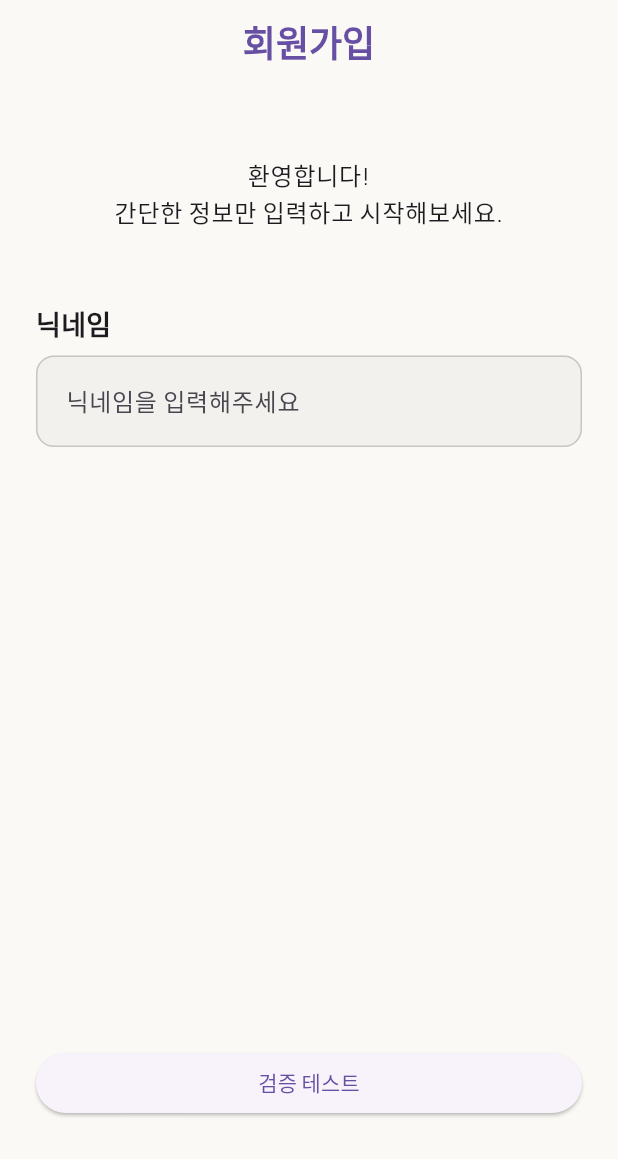
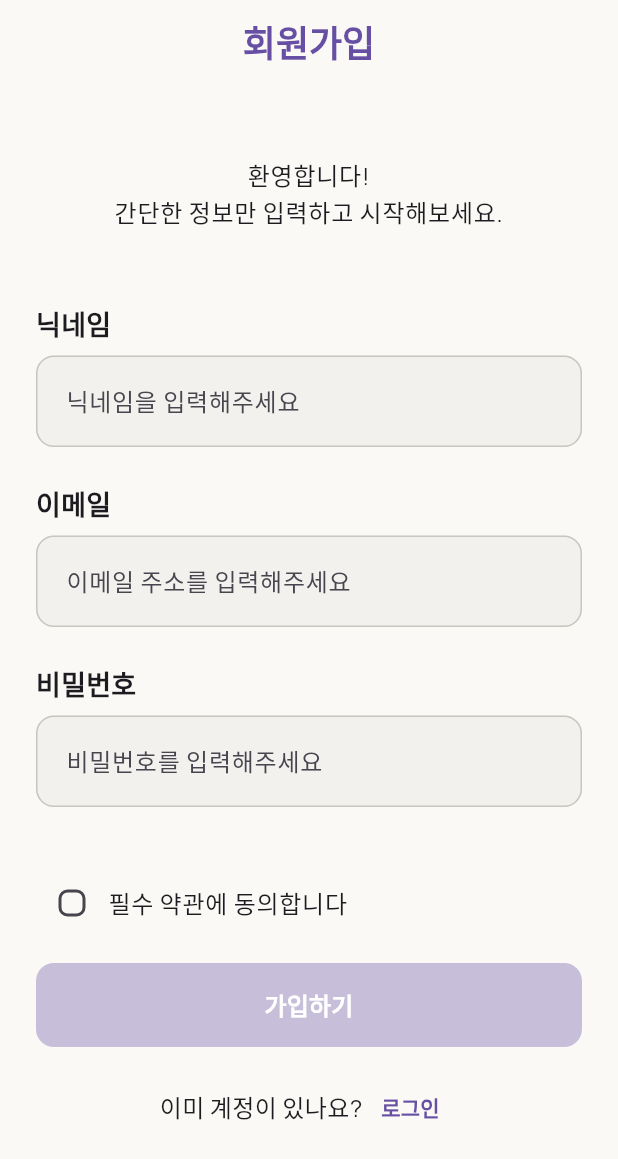
Before and after one commit to SSUMC-11th-organization/PE_Mobile_B, a Flutter app: the screen it shows after launch, on a phone screen of 412 x 824 dp. Shown: the top 1159 px of the screen. Run offline on Flutter 3.47's test engine with Material 3 defaults, Android fonts, the light colour scheme and no system bars; our stand-ins replace flutter_svg.

Commit message:
[week2/mission] 회원가입 Form 완성 (이메일·비밀번호·약관·버튼 활성화)

```diff
--- a/Atogong/lib/screens/sign_up/sign_up_screen.dart
+++ b/Atogong/lib/screens/sign_up/sign_up_screen.dart
@@ -1,4 +1,9 @@
 import 'package:flutter/material.dart';
+
+import 'widgets/login_link.dart';
+import 'widgets/sign_up_button.dart';
+import 'widgets/sign_up_text_field.dart';
+import 'widgets/terms_checkbox.dart';
 
 class SignUpScreen extends StatefulWidget {
   const SignUpScreen({super.key});
@@ -8,22 +13,25 @@ class SignUpScreen extends StatefulWidget {
 }
 
 class _SignUpScreenState extends State<SignUpScreen> {
-  // Form 전체 검증에 사용
   final _formKey = GlobalKey<FormState>();
 
-  // 입력값
   final _nicknameController = TextEditingController();
   final _emailController = TextEditingController();
   final _passwordController = TextEditingController();
 
-  // Focus 이동
   final _emailFocusNode = FocusNode();
   final _passwordFocusNode = FocusNode();
 
-  // 약관 동의
   bool _agreedToTerms = false;
 
+  static final _emailRegExp = RegExp(r'^[\w.+-]+@[\w-]+\.[\w.-]+$');
+
+  // 버튼 활성화용 빠른 조건
   bool get _isNicknameValid => _nicknameController.text.trim().length >= 2;
+  bool get _isEmailValid => _emailRegExp.hasMatch(_emailController.text.trim());
+  bool get _isPasswordValid => _passwordController.text.length >= 8;
+  bool get _canSubmit =>
+      _isNicknameValid && _isEmailValid && _isPasswordValid && _agreedToTerms;
 
   @override
   void dispose() {
@@ -35,40 +43,17 @@ class _SignUpScreenState extends State<SignUpScreen> {
     super.dispose();
   }
 
-  // 입력창 공통 스타일 (상태별 테두리·아이콘)
-  InputDecoration _inputDecoration({
-    required String hint,
-    required bool isValid,
-    required bool showStatusIcon,
-  }) {
-    final colors = Theme.of(context).colorScheme;
-    const radius = BorderRadius.all(Radius.circular(12));
+  // 제출 시 Form 전체 재검증
+  void _submit() {
+    final isValid = _formKey.currentState?.validate() ?? false;
+    if (!isValid) {
+      return;
+    }
 
-    return InputDecoration(
-      hintText: hint,
-      filled: true,
-      fillColor: const Color(0xFFF3F1EE),
-      contentPadding: const EdgeInsets.symmetric(horizontal: 16, vertical: 18),
-      suffixIcon: !showStatusIcon
-          ? null
-          : isValid
-          ? Icon(Icons.check_circle, color: colors.primary)
-          : Icon(Icons.error_outline, color: colors.error),
-      enabledBorder: const OutlineInputBorder(
-        borderRadius: radius,
-        borderSide: BorderSide(color: Color(0xFFC9C5C0)),
-      ),
-      focusedBorder: OutlineInputBorder(
-        borderRadius: radius,
-        borderSide: BorderSide(color: colors.primary, width: 2),
-      ),
-      errorBorder: OutlineInputBorder(
-        borderRadius: radius,
-        borderSide: BorderSide(color: colors.error),
-      ),
-      focusedErrorBorder: OutlineInputBorder(
-        borderRadius: radius,
-        borderSide: BorderSide(color: colors.error, width: 2),
+    FocusScope.of(context).unfocus();
+    ScaffoldMessenger.of(context).showSnackBar(
+      SnackBar(
+        content: Text('${_nicknameController.text.trim()}님, 가입을 환영합니다!'),
       ),
     );
   }
@@ -99,35 +84,78 @@ class _SignUpScreenState extends State<SignUpScreen> {
                   style: textTheme.bodyLarge,
                 ),
                 const SizedBox(height: 48),
-
-                // ── 닉네임 ──
-                Text('닉네임', style: textTheme.titleMedium),
-                const SizedBox(height: 8),
-                TextFormField(
+                SignUpTextField(
+                  label: '닉네임',
+                  hint: '닉네임을 입력해주세요',
                   controller: _nicknameController,
+                  isValid: _isNicknameValid,
                   textInputAction: TextInputAction.next,
-                  decoration: _inputDecoration(
-                    hint: '닉네임을 입력해주세요',
-                    isValid: _isNicknameValid,
-                    showStatusIcon: _nicknameController.text.isNotEmpty,
-                  ),
                   validator: (value) {
                     final nickname = value?.trim() ?? '';
-                    if (nickname.isEmpty) return '닉네임을 입력해주세요.';
-                    if (nickname.length < 2) return '닉네임은 2자 이상이어야 합니다.';
+                    if (nickname.isEmpty) {
+                      return '닉네임을 입력해주세요.';
+                    }
+                    if (nickname.length < 2) {
+                      return '닉네임은 2자 이상이어야 합니다.';
+                    }
                     return null;
                   },
                   onChanged: (_) => setState(() {}),
                   onFieldSubmitted: (_) => _emailFocusNode.requestFocus(),
                 ),
-
-                // TODO(Required Mission): 이메일, 비밀번호, 약관, 가입 버튼
-                const SizedBox(height: 400), // 스크롤 확인용 임시 여백
-                // 검증 동작 확인용 임시 버튼 (Required Mission에서 실제 가입 버튼으로 교체)
-                ElevatedButton(
-                  onPressed: () => _formKey.currentState?.validate(),
-                  child: const Text('검증 테스트'),
+                const SizedBox(height: 24),
+                SignUpTextField(
+                  label: '이메일',
+                  hint: '이메일 주소를 입력해주세요',
+                  controller: _emailController,
+                  focusNode: _emailFocusNode,
+                  isValid: _isEmailValid,
+                  keyboardType: TextInputType.emailAddress,
+                  textInputAction: TextInputAction.next,
+                  validator: (value) {
+                    final email = value?.trim() ?? '';
+                    if (email.isEmpty) {
+                      return '이메일을 입력해주세요.';
+                    }
+                    if (!_emailRegExp.hasMatch(email)) {
+                      return '올바른 이메일 형식이 아닙니다.';
+                    }
+                    return null;
+                  },
+                  onChanged: (_) => setState(() {}),
+                  onFieldSubmitted: (_) => _passwordFocusNode.requestFocus(),
                 ),
+                const SizedBox(height: 24),
+                SignUpTextField(
+                  label: '비밀번호',
+                  hint: '비밀번호를 입력해주세요',
+                  controller: _passwordController,
+                  focusNode: _passwordFocusNode,
+                  isValid: _isPasswordValid,
+                  obscureText: true,
+                  textInputAction: TextInputAction.done,
+                  validator: (value) {
+                    final password = value ?? '';
+                    if (password.isEmpty) {
+                      return '비밀번호를 입력해주세요.';
+                    }
+                    if (password.length < 8) {
+                      return '비밀번호는 8자 이상이어야 합니다.';
+                    }
+                    return null;
+                  },
+                  onChanged: (_) => setState(() {}),
+                  onFieldSubmitted: (_) => _canSubmit ? _submit() : null,
+                ),
+                const SizedBox(height: 40),
+                TermsCheckbox(
+                  value: _agreedToTerms,
+                  onChanged: (value) => setState(() => _agreedToTerms = value),
+                ),
+                const SizedBox(height: 16),
+                SignUpButton(onPressed: _canSubmit ? _submit : null),
+                const SizedBox(height: 16),
+                const LoginLink(),
               ],
             ),
           ),
--- /dev/null
+++ b/Atogong/lib/screens/sign_up/widgets/login_link.dart
@@ -0,0 +1,27 @@
+import 'package:flutter/material.dart';
+
+class LoginLink extends StatelessWidget {
+  const LoginLink({super.key});
+
+  @override
+  Widget build(BuildContext context) {
+    final colors = Theme.of(context).colorScheme;
+
+    return Row(
+      mainAxisAlignment: MainAxisAlignment.center,
+      children: [
+        const Text('이미 계정이 있나요?'),
+        TextButton(
+          onPressed: () {},
+          child: Text(
+            '로그인',
+            style: TextStyle(
+              color: colors.primary,
+              fontWeight: FontWeight.bold,
+            ),
+          ),
+        ),
+      ],
+    );
+  }
+}
--- /dev/null
+++ b/Atogong/lib/screens/sign_up/widgets/sign_up_button.dart
@@ -0,0 +1,32 @@
+import 'package:flutter/material.dart';
+
+class SignUpButton extends StatelessWidget {
+  const SignUpButton({super.key, required this.onPressed});
+
+  final VoidCallback? onPressed;
+
+  @override
+  Widget build(BuildContext context) {
+    final colors = Theme.of(context).colorScheme;
+
+    return SizedBox(
+      height: 56,
+      child: ElevatedButton(
+        onPressed: onPressed,
+        style: ElevatedButton.styleFrom(
+          backgroundColor: colors.primary,
+          foregroundColor: Colors.white,
+          disabledBackgroundColor: colors.primary.withValues(alpha: 0.35),
+          disabledForegroundColor: Colors.white,
+          shape: RoundedRectangleBorder(
+            borderRadius: BorderRadius.circular(12),
+          ),
+        ),
+        child: const Text(
+          '가입하기',
+          style: TextStyle(fontSize: 16, fontWeight: FontWeight.bold),
+        ),
+      ),
+    );
+  }
+}
--- /dev/null
+++ b/Atogong/lib/screens/sign_up/widgets/sign_up_text_field.dart
@@ -0,0 +1,86 @@
+import 'package:flutter/material.dart';
+
+class SignUpTextField extends StatelessWidget {
+  const SignUpTextField({
+    super.key,
+    required this.label,
+    required this.hint,
+    required this.controller,
+    required this.validator,
+    required this.isValid,
+    required this.onChanged,
+    this.focusNode,
+    this.keyboardType,
+    this.textInputAction,
+    this.obscureText = false,
+    this.onFieldSubmitted,
+  });
+
+  final String label;
+  final String hint;
+  final TextEditingController controller;
+  final String? Function(String?) validator;
+  final bool isValid;
+  final ValueChanged<String> onChanged;
+  final FocusNode? focusNode;
+  final TextInputType? keyboardType;
+  final TextInputAction? textInputAction;
+  final bool obscureText;
+  final ValueChanged<String>? onFieldSubmitted;
+
+  @override
+  Widget build(BuildContext context) {
+    final colors = Theme.of(context).colorScheme;
+    const radius = BorderRadius.all(Radius.circular(12));
+    final showStatusIcon = controller.text.isNotEmpty;
+
+    return Column(
+      crossAxisAlignment: CrossAxisAlignment.start,
+      children: [
+        Text(label, style: Theme.of(context).textTheme.titleMedium),
+        const SizedBox(height: 8),
+        TextFormField(
+          controller: controller,
+          autovalidateMode: AutovalidateMode.onUserInteraction,
+          focusNode: focusNode,
+          keyboardType: keyboardType,
+          textInputAction: textInputAction,
+          obscureText: obscureText,
+          validator: validator,
+          onChanged: onChanged,
+          onFieldSubmitted: onFieldSubmitted,
+          decoration: InputDecoration(
+            hintText: hint,
+            filled: true,
+            fillColor: const Color(0xFFF3F1EE),
+            contentPadding: const EdgeInsets.symmetric(
+              horizontal: 16,
+              vertical: 18,
+            ),
+            suffixIcon: !showStatusIcon
+                ? null
+                : isValid
+                ? Icon(Icons.check_circle, color: colors.primary)
+                : Icon(Icons.error_outline, color: colors.error),
+            enabledBorder: const OutlineInputBorder(
+              borderRadius: radius,
+              borderSide: BorderSide(color: Color(0xFFC9C5C0)),
+            ),
+            focusedBorder: OutlineInputBorder(
+              borderRadius: radius,
+              borderSide: BorderSide(color: colors.primary, width: 2),
+            ),
+            errorBorder: OutlineInputBorder(
+              borderRadius: radius,
+              borderSide: BorderSide(color: colors.error),
+            ),
+            focusedErrorBorder: OutlineInputBorder(
+              borderRadius: radius,
+              borderSide: BorderSide(color: colors.error, width: 2),
+            ),
+          ),
+        ),
+      ],
+    );
+  }
+}
--- /dev/null
+++ b/Atogong/lib/screens/sign_up/widgets/terms_checkbox.dart
@@ -0,0 +1,33 @@
+import 'package:flutter/material.dart';
+
+class TermsCheckbox extends StatelessWidget {
+  const TermsCheckbox({
+    super.key,
+    required this.value,
+    required this.onChanged,
+  });
+
+  final bool value;
+  final ValueChanged<bool> onChanged;
+
+  @override
+  Widget build(BuildContext context) {
+    return Row(
+      children: [
+        Checkbox(
+          value: value,
+          activeColor: Theme.of(context).colorScheme.primary,
+          shape: RoundedRectangleBorder(borderRadius: BorderRadius.circular(6)),
+          onChanged: (checked) => onChanged(checked ?? false),
+        ),
+        GestureDetector(
+          onTap: () => onChanged(!value),
+          child: Text(
+            '필수 약관에 동의합니다',
+            style: Theme.of(context).textTheme.bodyLarge,
+          ),
+        ),
+      ],
+    );
+  }
+}
```
